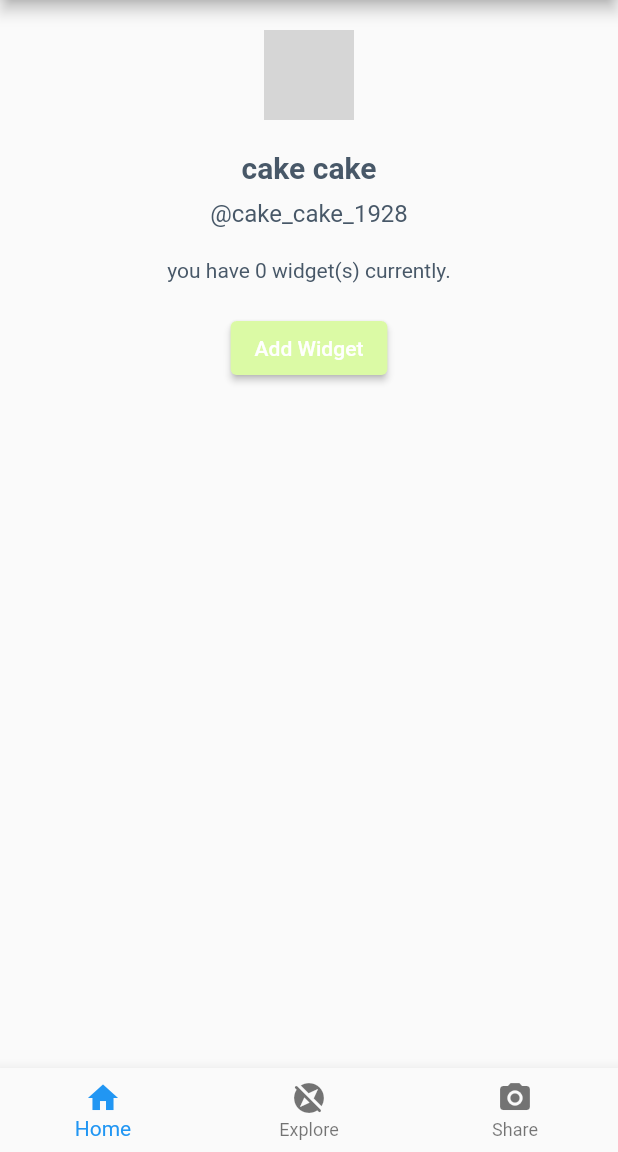
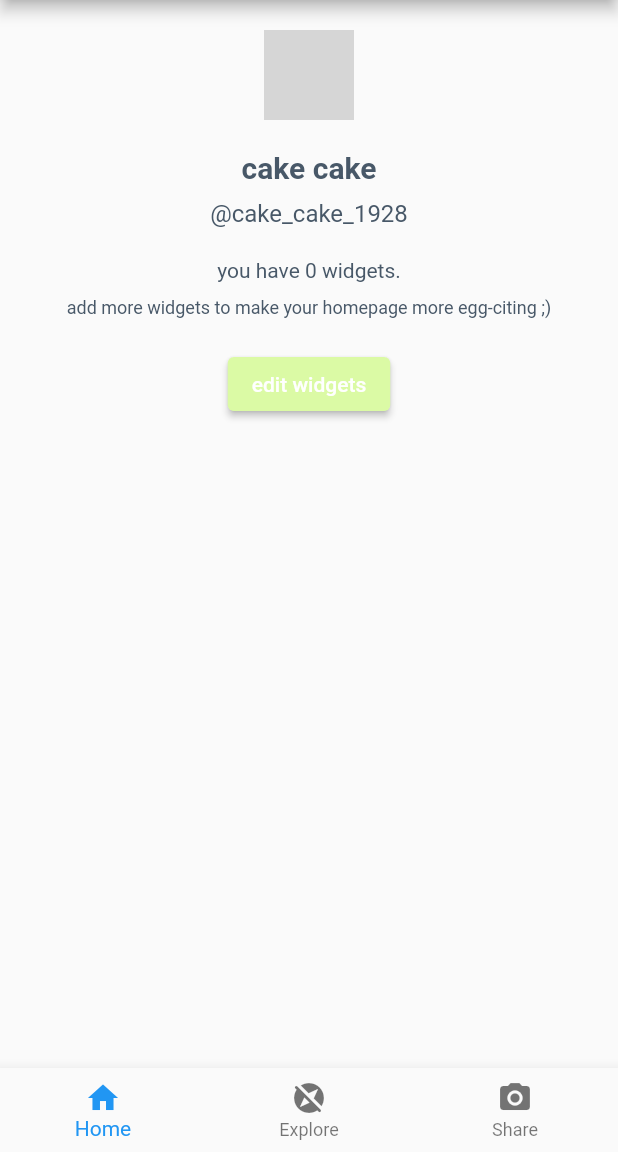
Before and after one commit to Zami-Lee/wrApped, a Flutter app: the screen it shows after launch, on a phone screen of 412 x 824 dp, the part 84-1236 px from its top. Run offline on Flutter 3.47's test engine with Material 2 defaults, Android fonts, the light colour scheme and no system bars; grey boxes are pictures that could not be loaded.

Commit message:
first commit

```diff
--- a/lib/home_page.dart
+++ b/lib/home_page.dart
@@ -1,7 +1,9 @@
 import 'package:flutter/material.dart';
 
+Color mainTextColour = const Color(0xFF485868);
+Color boxColour = const Color.fromRGBO(219, 250, 165, 100);
+
 class HomePage extends StatefulWidget {
-  // const HomePage({super.key});
   const HomePage({Key? key}) : super(key: key);
 
   @override
@@ -13,12 +15,9 @@
   AssetImage profilePhoto = const AssetImage('assets/images/cake.jpg');
   String username = 'cake cake';
   String handle = '@cake_cake_1928';
-  int widgetCount = 0;
+  int _widgetCount = 0;
 
-  List<Widget> userWidgets = [];
-
-  Color mainTextColour = const Color(0xFF485868);
-  Color boxColour = const Color.fromRGBO(219, 250, 165, 100);
+  List<Widget> _userWidgets = [];
 
   @override
   Widget build(BuildContext context) {
@@ -44,10 +43,21 @@
               style: TextStyle(color: mainTextColour, fontSize: 16),
             ),
             const SizedBox(height: 20),
+            (_widgetCount == 0 || _widgetCount > 1) ?
             Text(
-              "you have $widgetCount widget(s) currently.",
+              "you have $_widgetCount widgets.",
+              style: TextStyle(color: mainTextColour)
+            ) :
+            Text(
+              "you have $_widgetCount widget.",
               style: TextStyle(color: mainTextColour)
             ),
+            const SizedBox(height: 10),
+            if (_widgetCount == 0)
+              Text(
+                "add more widgets to make your homepage more egg-citing ;)",
+                style: TextStyle(color: mainTextColour, fontSize: 12)
+              ),
             const SizedBox(height: 20),
             ElevatedButton(
               style: ButtonStyle(
@@ -70,12 +80,10 @@
                                 if (isSelected) {
                                   // Widget1 is selected
                                   Widget1 widget = const Widget1();
-                                  userWidgets.add(widget);
-                                  widgetCount += 1;
+                                  _userWidgets.add(widget);
                                 } else {
                                   // Widget1 is deselected
-                                  userWidgets.removeWhere((widget) => widget is Widget1);
-                                  widgetCount -= 1;
+                                  _userWidgets.removeWhere((widget) => widget is Widget1);
                                 }
                               },
                             ),
@@ -87,12 +95,10 @@
                                 if (isSelected) {
                                   // Widget2 is selected
                                   Widget2 widget = const Widget2();
-                                  userWidgets.add(widget);
-                                  widgetCount += 1;
+                                  _userWidgets.add(widget);
                                 } else {
                                   // Widget2 is deselected
-                                  userWidgets.removeWhere((widget) => widget is Widget2);
-                                  widgetCount -= 1;
+                                  _userWidgets.removeWhere((widget) => widget is Widget2);
                                 }
                               },
                             ),
@@ -104,26 +110,29 @@
                         ElevatedButton(
                           onPressed: () {
                             setState(() {
+                              Set<Widget> uniqueSet = Set<Widget>.from(_userWidgets);
+                              _userWidgets = uniqueSet.toList();
+                              _widgetCount = _userWidgets.length;
                             });
                             // Close the popup
                             Navigator.of(context).pop();
                           },
-                          child: const Text('add widgets'),
+                          child: const Text('edit widgets'),
                         ),
                       ],
                     );
                   },
                 );
               },
-              child: const Text('Add Widget'),
+              child: const Text('edit widgets'),
             ),
           Expanded(
               child: ListView.builder(
-                itemCount: userWidgets.length,
+                itemCount: _userWidgets.length,
                 itemBuilder: (BuildContext context, int index) {
                   // Build each widget based on the index
 
-                  Widget currentWidget = userWidgets[index];
+                  Widget currentWidget = _userWidgets[index];
                   return currentWidget;
                 },
               ),
--- a/lib/main.dart
+++ b/lib/main.dart
@@ -5,6 +5,9 @@
 import 'photo_page.dart';
 
 void main() => runApp(FoodSocialMediaApp());
+
+Color appBarColour = const Color.fromRGBO(219, 250, 165, 100);
+Color appBarTextColour = const Color(0xFF485868);
 
 class FoodSocialMediaApp extends StatefulWidget {
   @override
@@ -21,9 +24,6 @@
 
   @override
   Widget build(BuildContext context) {
-
-    Color appBarColour = const Color.fromRGBO(219, 250, 165, 100);
-    Color appBarTextColour = const Color(0xFF485868);
 
     return MaterialApp(
       title: 'wrapped',
```
